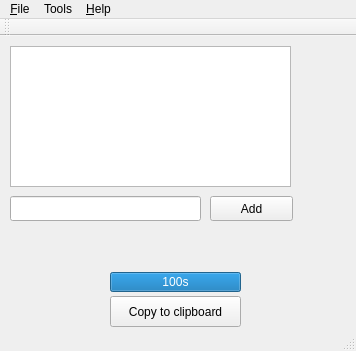
michalkielan/PassDictionary, file mainwindow.ui: the form before one commit.
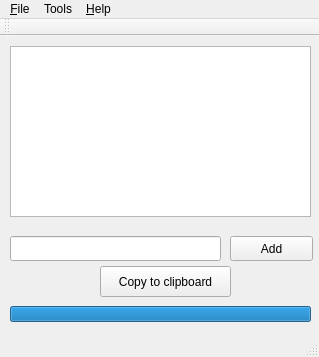
The form after the commit.

Patch:
```diff
--- a/mainwindow.ui
+++ b/mainwindow.ui
@@ -6,8 +6,8 @@
    <rect>
     <x>0</x>
     <y>0</y>
-    <width>356</width>
-    <height>351</height>
+    <width>319</width>
+    <height>357</height>
    </rect>
   </property>
   <property name="windowTitle">
@@ -19,16 +19,16 @@
      <rect>
       <x>10</x>
       <y>10</y>
-      <width>281</width>
-      <height>141</height>
+      <width>301</width>
+      <height>171</height>
      </rect>
     </property>
    </widget>
    <widget class="QPushButton" name="clipboardButton">
     <property name="geometry">
      <rect>
-      <x>110</x>
-      <y>260</y>
+      <x>100</x>
+      <y>230</y>
       <width>131</width>
       <height>31</height>
      </rect>
@@ -40,8 +40,8 @@
    <widget class="QPushButton" name="addButton">
     <property name="geometry">
      <rect>
-      <x>210</x>
-      <y>160</y>
+      <x>230</x>
+      <y>200</y>
       <width>83</width>
       <height>25</height>
      </rect>
@@ -53,10 +53,10 @@
    <widget class="QProgressBar" name="timeoutBar">
     <property name="geometry">
      <rect>
-      <x>110</x>
-      <y>236</y>
-      <width>131</width>
-      <height>20</height>
+      <x>10</x>
+      <y>270</y>
+      <width>301</width>
+      <height>16</height>
      </rect>
     </property>
     <property name="maximum">
@@ -66,15 +66,15 @@
      <number>100</number>
     </property>
     <property name="format">
-     <string>%ps</string>
+     <string/>
     </property>
    </widget>
    <widget class="QLineEdit" name="searchLineEdit">
     <property name="geometry">
      <rect>
       <x>10</x>
-      <y>160</y>
-      <width>191</width>
+      <y>200</y>
+      <width>211</width>
       <height>25</height>
      </rect>
     </property>
@@ -85,7 +85,7 @@
     <rect>
      <x>0</x>
      <y>0</y>
-     <width>356</width>
+     <width>319</width>
      <height>22</height>
     </rect>
    </property>
```
Left out of the diff: 34 changed lines with no effect on the pictures.
